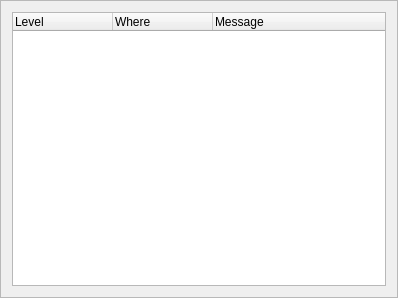
First picture: the form in tools/src/shared/ui/logwidget.ui, repository cyberegoorg/cetech, before the edit.
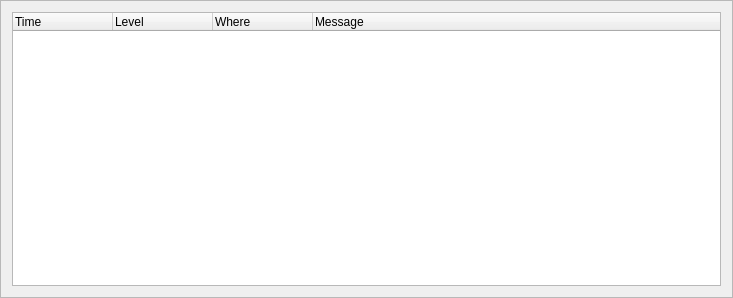
Second picture: the form after the edit.

Commit message: send log time as time_t, show time in log console

Diff of the .ui file:
```diff
--- a/tools/src/shared/ui/logwidget.ui
+++ b/tools/src/shared/ui/logwidget.ui
@@ -6,7 +6,7 @@
    <rect>
     <x>0</x>
     <y>0</y>
-    <width>398</width>
+    <width>733</width>
     <height>298</height>
    </rect>
   </property>
@@ -34,9 +34,11 @@
      <attribute name="headerDefaultSectionSize">
       <number>100</number>
      </attribute>
-     <attribute name="headerShowSortIndicator" stdset="0">
-      <bool>false</bool>
-     </attribute>
+     <column>
+      <property name="text">
+       <string>Time</string>
+      </property>
+     </column>
      <column>
       <property name="text">
        <string>Level</string>
```
Left out of the diff: 3 changed lines with no effect on the pictures. The commit also changes 3 other files.
